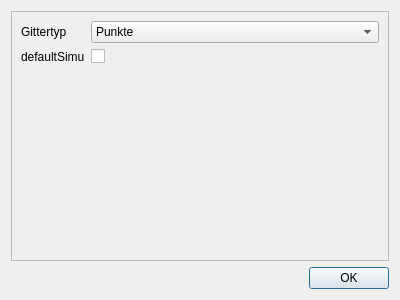
First picture: the form in settingsdialog.ui, repository chriku/qdigi, before the edit.
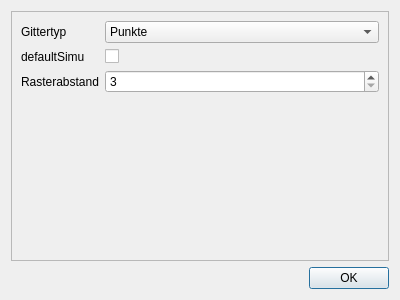
Second picture: the form after the edit. Icons and pictures are not drawn.

```diff
--- a/settingsdialog.ui
+++ b/settingsdialog.ui
@@ -68,6 +68,23 @@
          </property>
         </widget>
        </item>
+       <item row="2" column="1">
+        <widget class="QSpinBox" name="rasterSize">
+         <property name="minimum">
+          <number>3</number>
+         </property>
+         <property name="maximum">
+          <number>7</number>
+         </property>
+        </widget>
+       </item>
+       <item row="2" column="0">
+        <widget class="QLabel" name="rasterSizeLabel">
+         <property name="text">
+          <string>Rasterabstand</string>
+         </property>
+        </widget>
+       </item>
       </layout>
      </widget>
     </widget>
```
